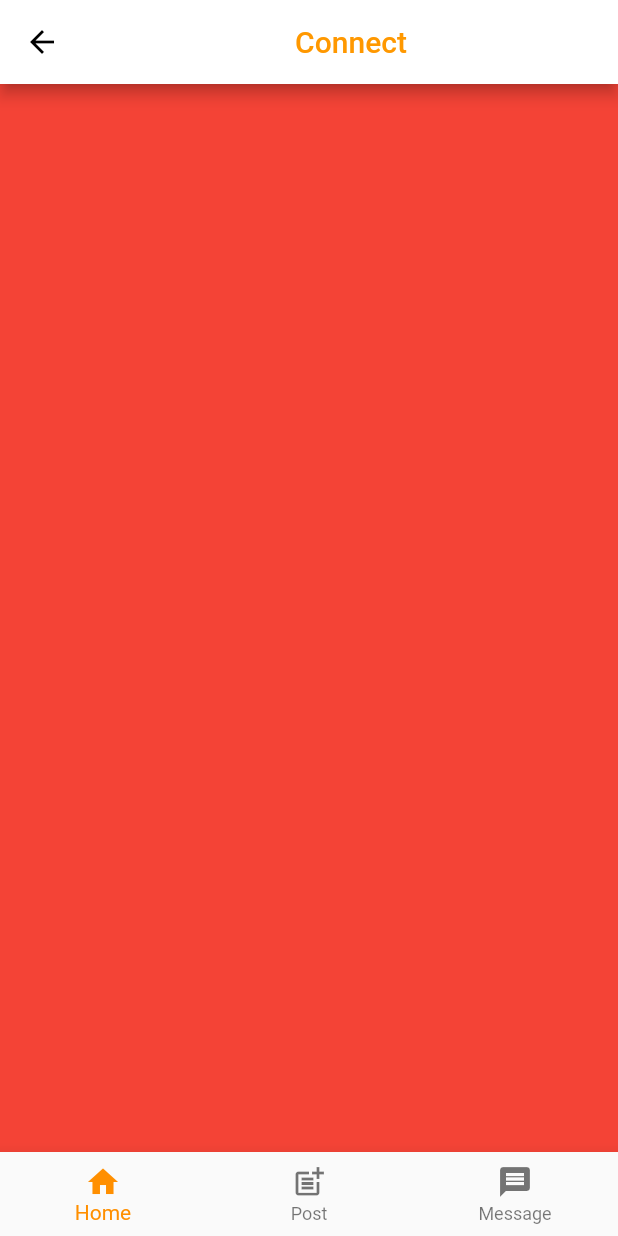
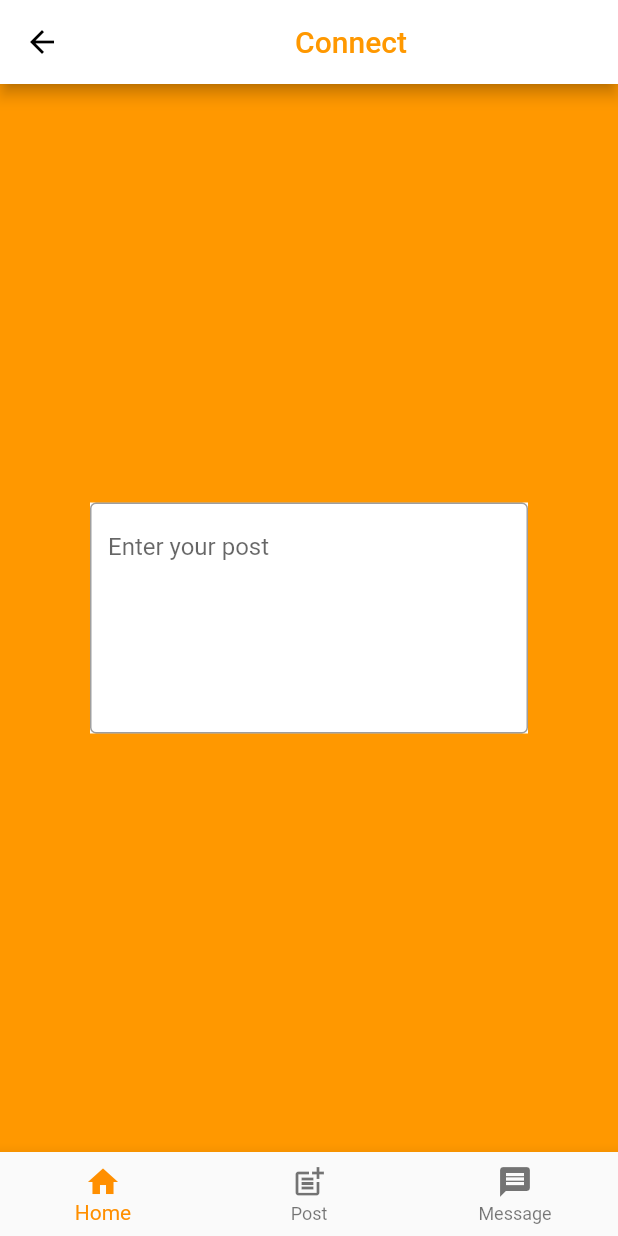
Before and after one commit to eceCaliskan/FlutterApp, a Flutter app: the Home screen opened directly, on a phone screen of 412 x 824 dp. Run offline on Flutter 3.47's test engine with Material 2 defaults, Android fonts, the phone set to English and light mode, and no system bars; our stand-ins replace bloc, cloud_firestore, equatable, firebase_auth, firebase_core, flutter_bloc and 1 more; accounts and stored records are empty.

Commit message:
updates on post field and home field

```diff
--- a/lib/ui/home.dart
+++ b/lib/ui/home.dart
@@ -1,4 +1,5 @@
 import 'package:flutter/material.dart';
+import 'package:socialmediapp/ui/post.dart';
 
 /// This is the stateful widget that the main application instantiates.
 class Home extends StatefulWidget {
@@ -13,10 +14,8 @@ class _Home extends State<Home> {
      TextStyle(fontSize: 30, fontWeight: FontWeight.bold);
 
      static List<Widget> _widgetOptions = <Widget>[
-          Container(color: Colors.red),
-          Container(color: Colors.pink),
-          Container(color: Colors.yellow),
-          Container(color: Colors.red),
+          Post(),
+
      ];
 
     void _onItemTapped(int index) {
--- a/lib/ui/login.dart
+++ b/lib/ui/login.dart
@@ -35,7 +35,7 @@ class _LoginState extends State<Login> {
       bloc: _loginbloc,
       builder: (BuildContext context, state)  {
         if (state is LoginSuccess) {
-           BlocProvider.of<AuthenticationBloc>(context).add(Auth());
+          BlocProvider.of<AuthenticationBloc>(context).add(Auth());
           Future.delayed(const Duration(milliseconds: 500), () {
             Navigator.push(context,
                 MaterialPageRoute(builder: (BuildContext context) => Home()));
--- /dev/null
+++ b/lib/ui/post.dart
@@ -0,0 +1,35 @@
+import 'package:flutter/cupertino.dart';
+import 'package:flutter/material.dart';
+
+class Post extends StatelessWidget {
+
+  @override
+  Widget build(BuildContext context) {
+    return Scaffold(
+      backgroundColor: Colors.orange,
+      body: Center(
+        child: Padding(
+          padding: const EdgeInsets.all(60.0),
+          child: Container(
+            color: Colors.white,
+            child: TextField(
+              minLines: 6,
+               maxLines: 10,
+               decoration: InputDecoration(
+                 border: OutlineInputBorder( borderSide:  BorderSide(color: Colors.white, width: 2.0),
+             ),
+                 hoverColor: Colors.orange,
+
+                 hintText: "Enter your post",
+
+
+
+               ),
+            ),
+          ),
+        ),
+      ),
+
+    );
+  }
+}
```
Also changed, not shown: lib/ui/welcome.dart (+11 -9 lines), lib/ui/homeField.dart (added).
